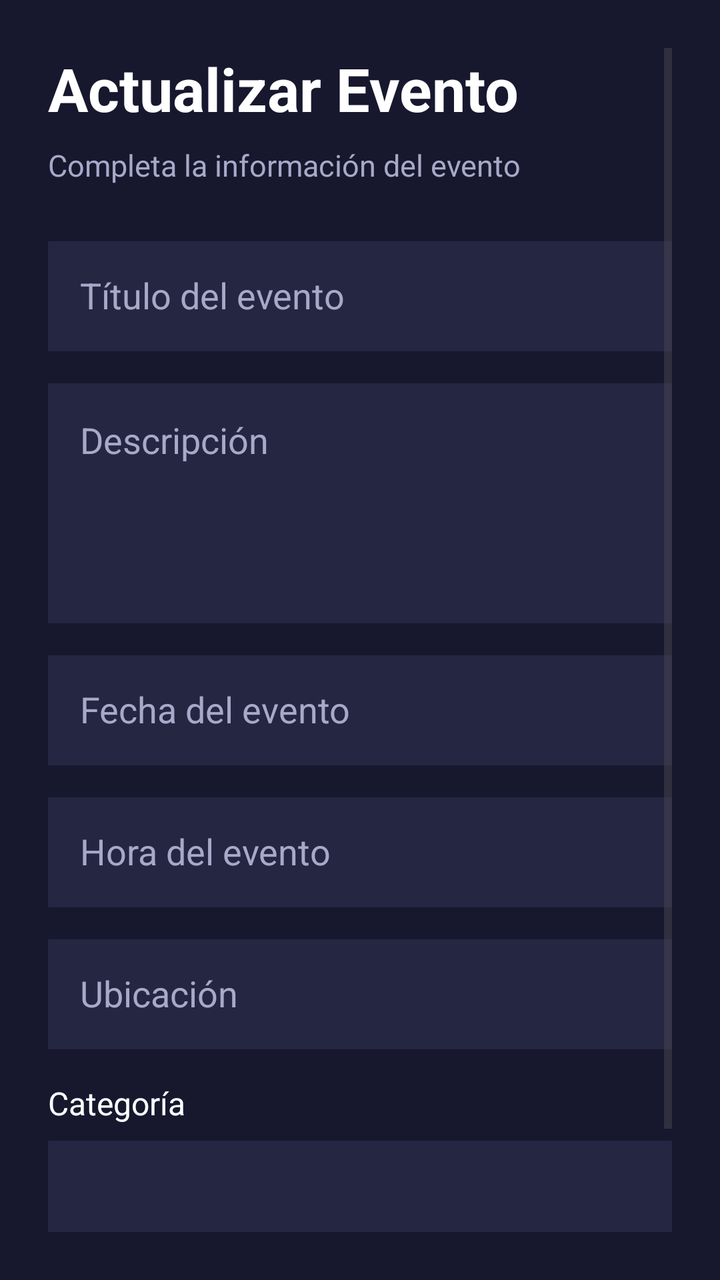
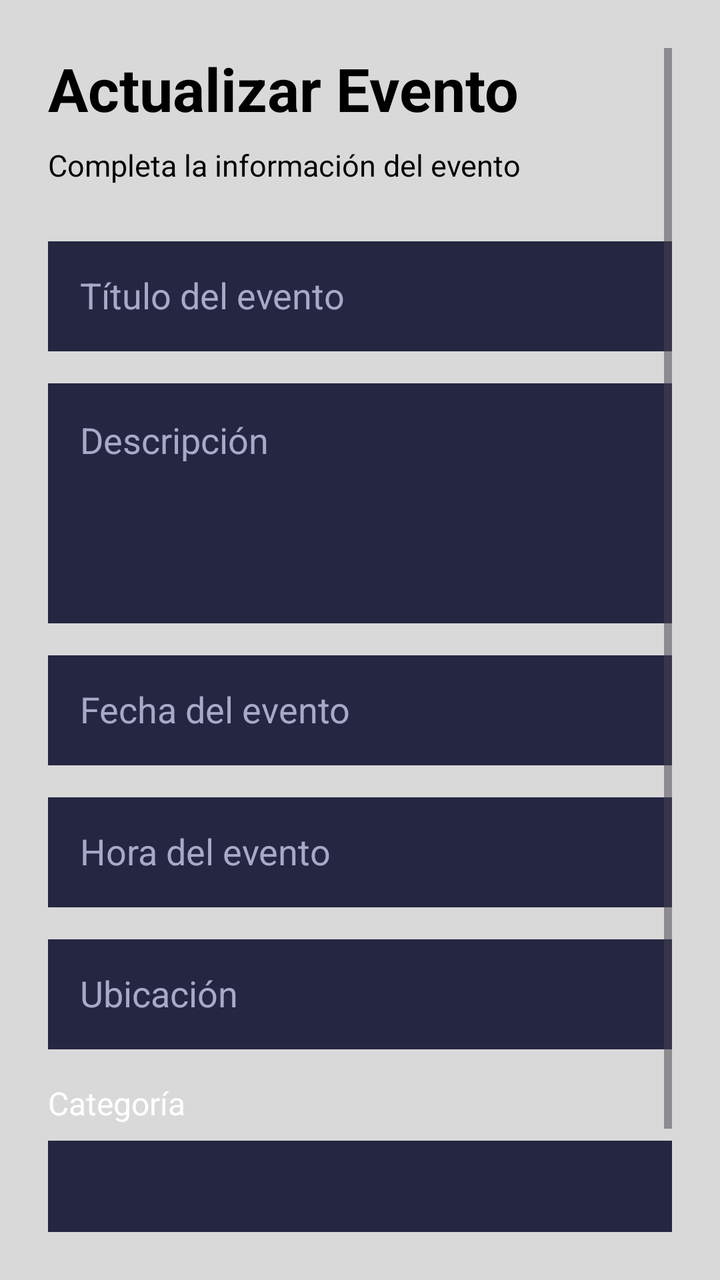

Screens rendered from an Android XML layout before and after an edit, with the pre-edit source and the edit as a unified diff.
<!-- AndroidManifest.xml: application theme Theme.EventosComunitarios -->
<!-- res/layout/activity_edit_event.xml -->
<?xml version="1.0" encoding="utf-8"?>
<ScrollView
    xmlns:android="http://schemas.android.com/apk/res/android"
    xmlns:tools="http://schemas.android.com/tools"
    android:layout_width="match_parent"
    android:layout_height="match_parent"
    android:background="#17182E"
    android:padding="24dp"
    tools:context=".views.activity_create_event">

    <LinearLayout
        android:layout_width="match_parent"
        android:layout_height="wrap_content"
        android:orientation="vertical">

        <TextView
            android:layout_width="wrap_content"
            android:layout_height="wrap_content"
            android:text="Actualizar Evento"
            android:textColor="#FFFFFF"
            android:textSize="30sp"
            android:textStyle="bold"
            android:layout_marginBottom="8dp"/>

        <TextView
            android:layout_width="wrap_content"
            android:layout_height="wrap_content"
            android:text="Completa la información del evento"
            android:textColor="#A8A8C8"
            android:textSize="15sp"
            android:layout_marginBottom="28dp"/>

        <EditText
            android:id="@+id/etEventTitle"
            android:layout_width="match_parent"
            android:layout_height="55dp"
            android:hint="Título del evento"
            android:textColor="#FFFFFF"
            android:textColorHint="#A8A8C8"
            android:background="#252642"
            android:padding="16dp"
            android:layout_marginBottom="16dp"/>

        <EditText
            android:id="@+id/etEventDescription"
            android:layout_width="match_parent"
            android:layout_height="120dp"
            android:gravity="top"
            android:hint="Descripción"
            android:textColor="#FFFFFF"
            android:textColorHint="#A8A8C8"
            android:background="#252642"
            android:padding="16dp"
            android:layout_marginBottom="16dp"/>

        <EditText
            android:id="@+id/etEventDate"
            android:layout_width="match_parent"
            android:layout_height="55dp"
            android:hint="Fecha del evento"
            android:textColor="#FFFFFF"
            android:textColorHint="#A8A8C8"
            android:background="#252642"
            android:padding="16dp"
            android:layout_marginBottom="16dp"/>

        <EditText
            android:id="@+id/etEventTime"
            android:layout_width="match_parent"
            android:layout_height="55dp"
            android:hint="Hora del evento"
            android:textColor="#FFFFFF"
            android:textColorHint="#A8A8C8"
            android:background="#252642"
            android:padding="16dp"
            android:layout_marginBottom="16dp"/>

        <EditText
            android:id="@+id/etEventLocation"
            android:layout_width="match_parent"
            android:layout_height="55dp"
            android:hint="Ubicación"
            android:textColor="#FFFFFF"
            android:textColorHint="#A8A8C8"
            android:background="#252642"
            android:padding="16dp"
            android:layout_marginBottom="16dp"/>

        <TextView
            android:layout_width="wrap_content"
            android:layout_height="wrap_content"
            android:text="Categoría"
            android:textColor="#FFFFFF"
            android:textSize="16sp"
            android:layout_marginBottom="8dp"/>

        <Spinner
            android:id="@+id/spinnerCategory"
            android:layout_width="match_parent"
            android:layout_height="55dp"
            android:background="#252642"
            android:padding="12dp"
            android:layout_marginBottom="16dp"/>

        <Button
            android:id="@+id/btnSaveEvent"
            android:layout_width="match_parent"
            android:layout_height="60dp"
            android:text="Guardar Evento"
            android:textAllCaps="false"
            android:textSize="18sp"
            android:textColor="#FFFFFF"
            android:backgroundTint="#6C3FD1"/>

    </LinearLayout>

</ScrollView>
<!-- resources referenced by this layout -->
<resources>
  <style name="Theme.EventosComunitarios" parent="Base.Theme.EventosComunitarios" />
  <style name="Base.Theme.EventosComunitarios" parent="Theme.Material3.DayNight.NoActionBar">
          
          
      </style>
</resources>

<!-- the commit's change to res/layout/activity_edit_event.xml (unified diff, before → after) -->
@@ -4,7 +4,7 @@
     xmlns:tools="http://schemas.android.com/tools"
     android:layout_width="match_parent"
     android:layout_height="match_parent"
-    android:background="#17182E"
+    android:background="#d9d9d9"
     android:padding="24dp"
     tools:context=".views.activity_create_event">
 
@@ -17,7 +17,7 @@
             android:layout_width="wrap_content"
             android:layout_height="wrap_content"
             android:text="Actualizar Evento"
-            android:textColor="#FFFFFF"
+            android:textColor="#000000"
             android:textSize="30sp"
             android:textStyle="bold"
             android:layout_marginBottom="8dp"/>
@@ -26,7 +26,7 @@
             android:layout_width="wrap_content"
             android:layout_height="wrap_content"
             android:text="Completa la información del evento"
-            android:textColor="#A8A8C8"
+            android:textColor="#000000"
             android:textSize="15sp"
             android:layout_marginBottom="28dp"/>
 
